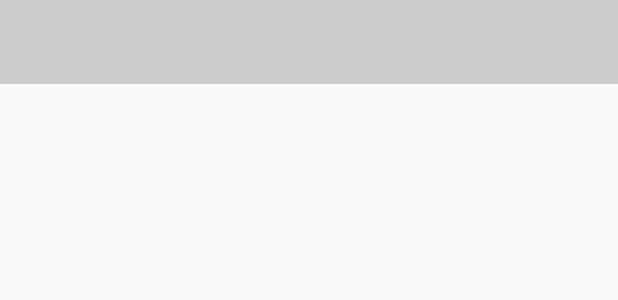
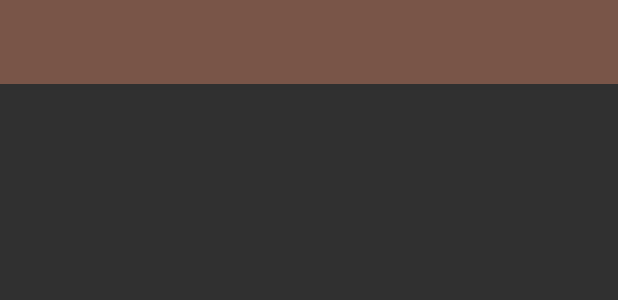
Before and after one commit to TheDancerCodes/Material-Design-Basics, an Android app: the layout app_bar.xml on its own in the app's theme, with its tools: preview values and no code run, on a phone screen of 412 x 824 dp. Shown: the top 300 px of the screen. Run offline under Robolectric (Android 15) with nearby library versions, the phone set to English and light mode, and no system bars.

Commit message:
Customize the Toolbar Appearance. [+] Intoducing a custom style/theme for the Toolbar.

```diff
--- a/app/src/main/res/layout/app_bar.xml
+++ b/app/src/main/res/layout/app_bar.xml
@@ -1,7 +1,11 @@
 <?xml version="1.0" encoding="utf-8"?>
 <android.support.v7.widget.Toolbar xmlns:android="http://schemas.android.com/apk/res/android"
+    xmlns:app="http://schemas.android.com/apk/res-auto"
     android:layout_width="match_parent"
     android:layout_height="wrap_content"
-    android:background="#CCC">
+    android:background="@color/colorPrimary"
+
+    app:popupTheme="@style/ThemeOverlay.AppCompat.Dark"
+    app:theme="@style/CustomToolbarTheme">
 
 </android.support.v7.widget.Toolbar>
--- a/app/src/main/res/values/colors.xml
+++ b/app/src/main/res/values/colors.xml
@@ -1,6 +1,9 @@
 <?xml version="1.0" encoding="utf-8"?>
 <resources>
-    <color name="colorPrimary">#3F51B5</color>
-    <color name="colorPrimaryDark">#303F9F</color>
-    <color name="colorAccent">#FF4081</color>
+    <color name="colorPrimary">#795548</color>
+    <color name="colorPrimaryDark">#5D4037</color>
+    <color name="colorAccent">#0AFFED</color>
+    <color name="textColorPrimary">#FFFFFF</color>
+    <color name="textColorSecondary">#757575</color>
+    <color name="dividerColor">#BDBDBD</color>
 </resources>
--- a/app/src/main/res/values/styles.xml
+++ b/app/src/main/res/values/styles.xml
@@ -1,11 +1,20 @@
 <resources>
 
     <!-- Base application theme. -->
-    <style name="AppTheme" parent="Theme.AppCompat.Light.NoActionBar">
+    <style name="AppTheme" parent="Theme.AppCompat.NoActionBar">
         <!-- Customize your theme here. -->
         <item name="colorPrimary">@color/colorPrimary</item>
         <item name="colorPrimaryDark">@color/colorPrimaryDark</item>
         <item name="colorAccent">@color/colorAccent</item>
+        <item name="android:textColorPrimary">#FFFFFF</item>
+        <item name="android:divider">#BDBDBD</item>
+    </style>
+
+    <!--Custom Style for the Toolbar-->
+    <style name="CustomToolbarTheme" parent="ThemeOverlay.AppCompat.Light">
+        <item name="android:textColorPrimary">#FFFFFF</item>  <!--For text-->
+        <item name="android:textColorSecondary">#00F</item> <!-- For overflow icon-->
+
     </style>
 
 </resources>
```
